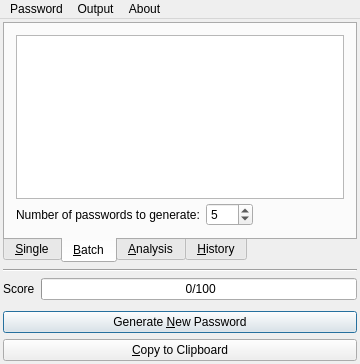
Qt form ui/mainwindow.ui (pwizard2/randompass) before a commit.
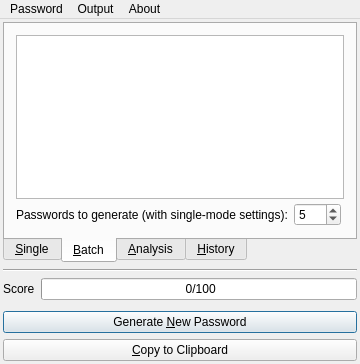
The same form after that commit. The open tabs and pages were chosen to show the change. Icons and pictures are not drawn.

Commit message: added clipboard support

```diff
--- a/ui/mainwindow.ui
+++ b/ui/mainwindow.ui
@@ -339,7 +339,7 @@
           <item>
            <widget class="QLabel" name="label_5">
             <property name="text">
-             <string>Number of passwords to generate:</string>
+             <string>Passwords to generate (with single-mode settings):</string>
             </property>
            </widget>
           </item>
```
Left out of the diff: 17 changed lines with no effect on the pictures. The commit also changes 2 other files.
